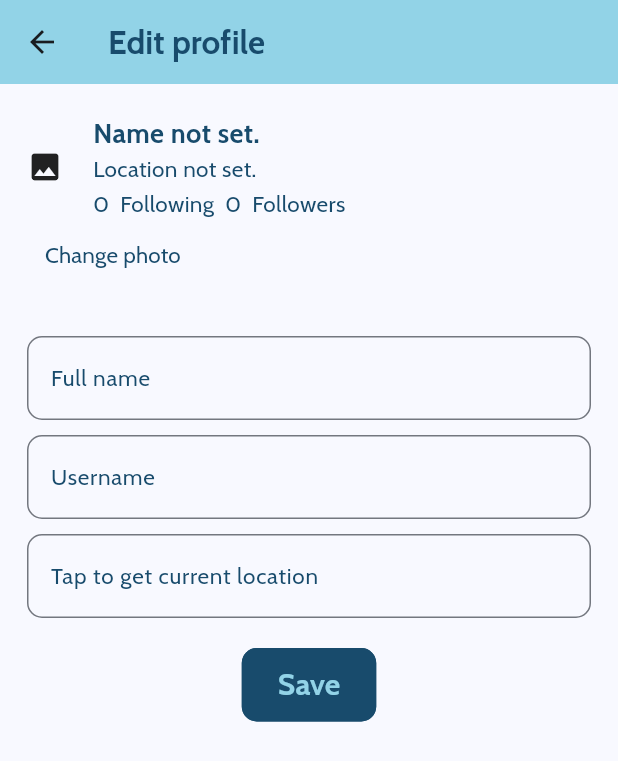
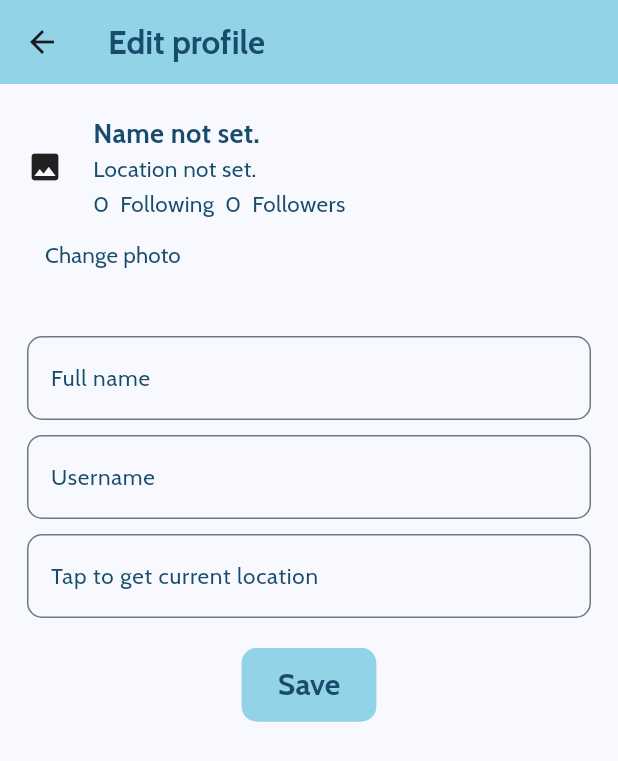
Before and after one commit to smsanagustin/runconnect, a Flutter app: the EditProfile screen opened directly, on a phone screen of 412 x 824 dp. Shown: the top 761 px of the screen. Run offline on Flutter 3.47's test engine with Material 3 defaults, Android fonts, the phone set to English and light mode, and no system bars; our stand-ins replace cloud_firestore, dartz, firebase_auth, firebase_core, firebase_storage, flutter_riverpod and 4 more; accounts and stored records are empty; generated files the repository leaves out were written again; network calls fail.

Commit message:
ui: Change button colors

```diff
--- a/lib/shared/styled_button.dart
+++ b/lib/shared/styled_button.dart
@@ -16,8 +16,12 @@ class StyledButton extends StatelessWidget {
     return FilledButton(
       style: FilledButton.styleFrom(
         shape: RoundedRectangleBorder(borderRadius: BorderRadius.circular(10)),
-        backgroundColor: color == "blue" ? AppColors.textColor : Colors.white,
-        side: BorderSide(color: AppColors.textColor, width: 1),
+        backgroundColor:
+            color == "blue" ? AppColors.primaryColor : Colors.white,
+        side: BorderSide(
+            color:
+                color == "blue" ? AppColors.primaryColor : AppColors.textColor,
+            width: 1),
       ),
       onPressed: onPressed,
       child: Padding(
@@ -25,9 +29,8 @@ class StyledButton extends StatelessWidget {
         child: Text(text,
             style: TextStyle(
                 fontFamily: "Cabin",
-                color: color == "blue"
-                    ? AppColors.primaryColor
-                    : AppColors.textColor,
+                color:
+                    color == "blue" ? AppColors.textColor : AppColors.textColor,
                 fontWeight: FontWeight.bold,
                 fontSize: 20)),
       ),
```
